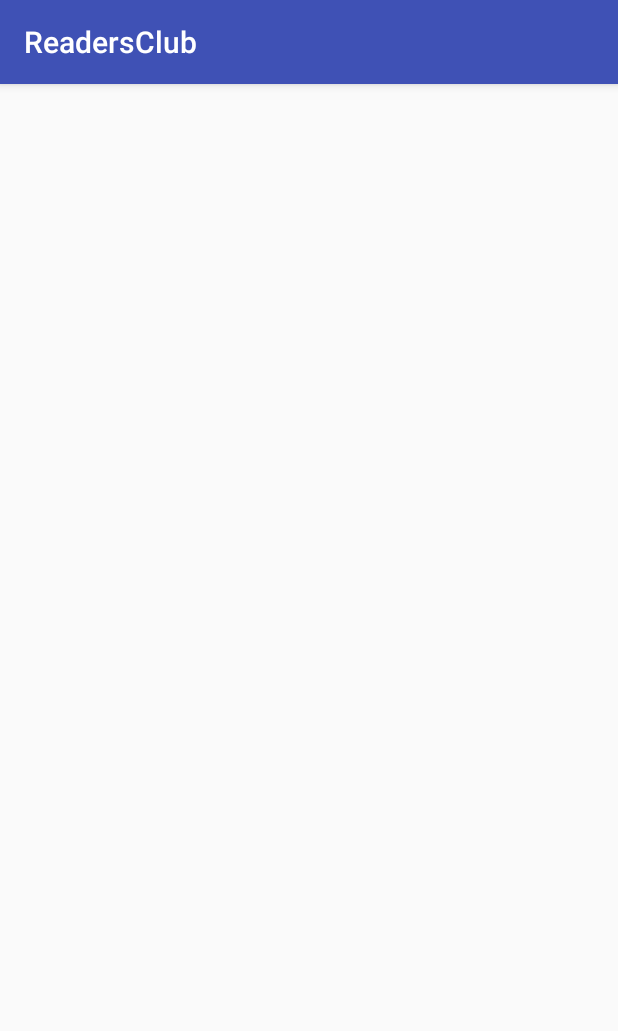
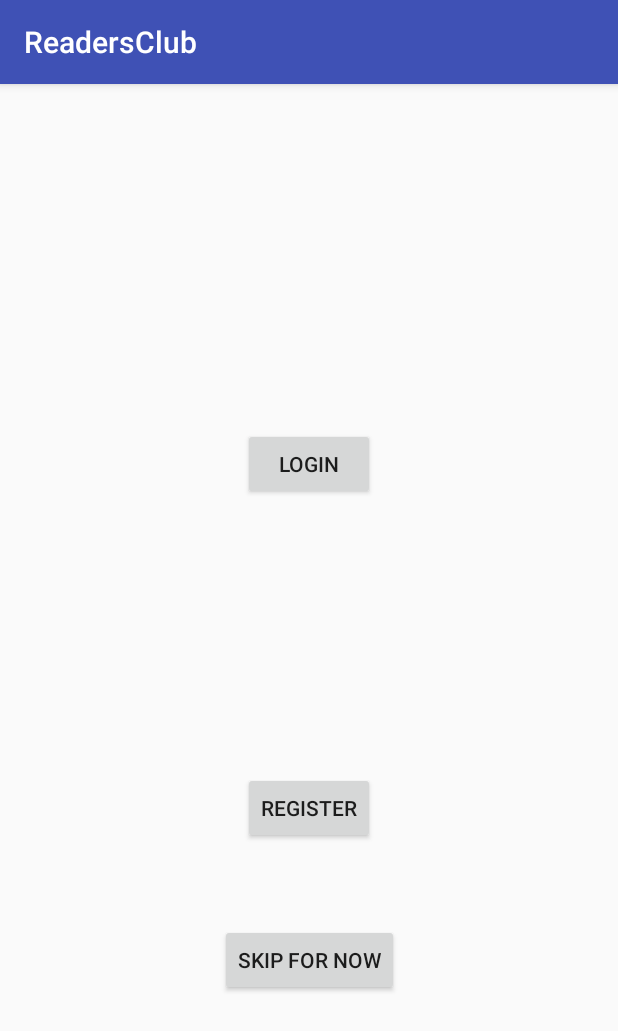
Before and after one commit to SomeshThakur/readers-club, an Android app: the screen it shows after launch (LoginActivity), on a phone screen of 412 x 824 dp. Shown: the top 1031 px of the screen. Run offline under Robolectric (Android 15) with nearby library versions, the phone set to English and light mode, and no system bars.

Commit message:
created basic user login/register page

```diff
--- a/app/build.gradle
+++ b/app/build.gradle
@@ -9,6 +9,7 @@ android {
         versionCode 1
         versionName "1.0"
         testInstrumentationRunner "android.support.test.runner.AndroidJUnitRunner"
+        vectorDrawables.useSupportLibrary = true
     }
     buildTypes {
         release {
@@ -22,6 +23,8 @@ dependencies {
     implementation fileTree(dir: 'libs', include: ['*.jar'])
     implementation 'com.android.support:appcompat-v7:26.1.0'
     implementation 'com.android.support.constraint:constraint-layout:1.0.2'
+    implementation 'com.android.support:design:26.1.0'
+    implementation 'com.android.support:support-vector-drawable:26.1.0'
     testImplementation 'junit:junit:4.12'
     androidTestImplementation 'com.android.support.test:runner:1.0.1'
     androidTestImplementation 'com.android.support.test.espresso:espresso-core:3.0.1'
--- a/app/src/main/AndroidManifest.xml
+++ b/app/src/main/AndroidManifest.xml
@@ -16,6 +16,9 @@
                 <category android:name="android.intent.category.LAUNCHER" />
             </intent-filter>
         </activity>
+        <activity
+            android:name=".CentralActivity"
+            android:label="@string/title_activity_central"></activity>
     </application>
 
 </manifest>
--- a/app/src/main/res/layout/activity_login.xml
+++ b/app/src/main/res/layout/activity_login.xml
@@ -6,4 +6,36 @@
     android:layout_height="match_parent"
     tools:context="com.uttej.readersclub.LoginActivity">
 
+    <Button
+        android:id="@+id/login"
+        android:layout_width="wrap_content"
+        android:layout_height="wrap_content"
+        android:layout_marginBottom="101dp"
+
+        android:layout_marginTop="101dp"
+        android:text="Login"
+        app:layout_constraintBottom_toBottomOf="@+id/register"
+        app:layout_constraintEnd_toEndOf="parent"
+        app:layout_constraintStart_toStartOf="parent"
+        app:layout_constraintTop_toTopOf="parent" />
+
+    <Button
+        android:id="@+id/register"
+        android:layout_width="wrap_content"
+        android:layout_height="wrap_content"
+        android:layout_marginBottom="53dp"
+        android:text="Register"
+        app:layout_constraintBottom_toTopOf="@+id/button3"
+        app:layout_constraintStart_toStartOf="@+id/login" />
+
+    <Button
+        android:id="@+id/button3"
+        android:layout_width="wrap_content"
+        android:layout_height="wrap_content"
+        android:layout_marginBottom="160dp"
+        android:text="Skip for Now"
+        app:layout_constraintBottom_toBottomOf="parent"
+        app:layout_constraintEnd_toEndOf="parent"
+        app:layout_constraintStart_toStartOf="parent" />
+
 </android.support.constraint.ConstraintLayout>
--- /dev/null
+++ b/app/src/main/res/values/dimens.xml
@@ -0,0 +1,5 @@
+<resources>
+    <!-- Default screen margins, per the Android Design guidelines. -->
+    <dimen name="activity_horizontal_margin">16dp</dimen>
+    <dimen name="activity_vertical_margin">16dp</dimen>
+</resources>
--- a/app/src/main/res/values/strings.xml
+++ b/app/src/main/res/values/strings.xml
@@ -1,3 +1,7 @@
 <resources>
     <string name="app_name">ReadersClub</string>
+    <string name="title_activity_central">CentralActivity</string>
+    <string name="title_home">Home</string>
+    <string name="title_dashboard">Dashboard</string>
+    <string name="title_notifications">Notifications</string>
 </resources>
```
Also changed, not shown: app/src/main/java/com/uttej/readersclub/CentralActivity.java (added, +44 -0 lines), app/src/main/res/drawable/ic_dashboard_black_24dp.xml (added, +9 -0 lines), app/src/main/res/drawable/ic_home_black_24dp.xml (added, +9 -0 lines), app/src/main/res/drawable/ic_notifications_black_24dp.xml (added, +9 -0 lines), app/src/main/res/layout/activity_central.xml (added, +22 -0 lines), app/src/main/res/menu/navigation.xml (added, +19 -0 lines).
